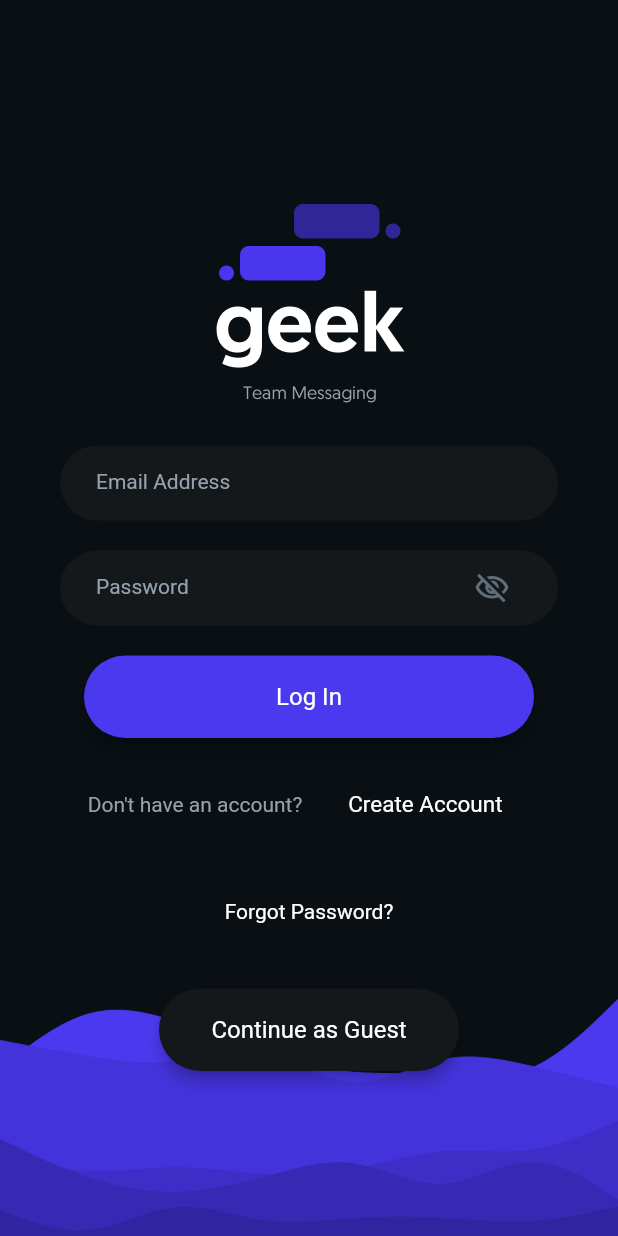
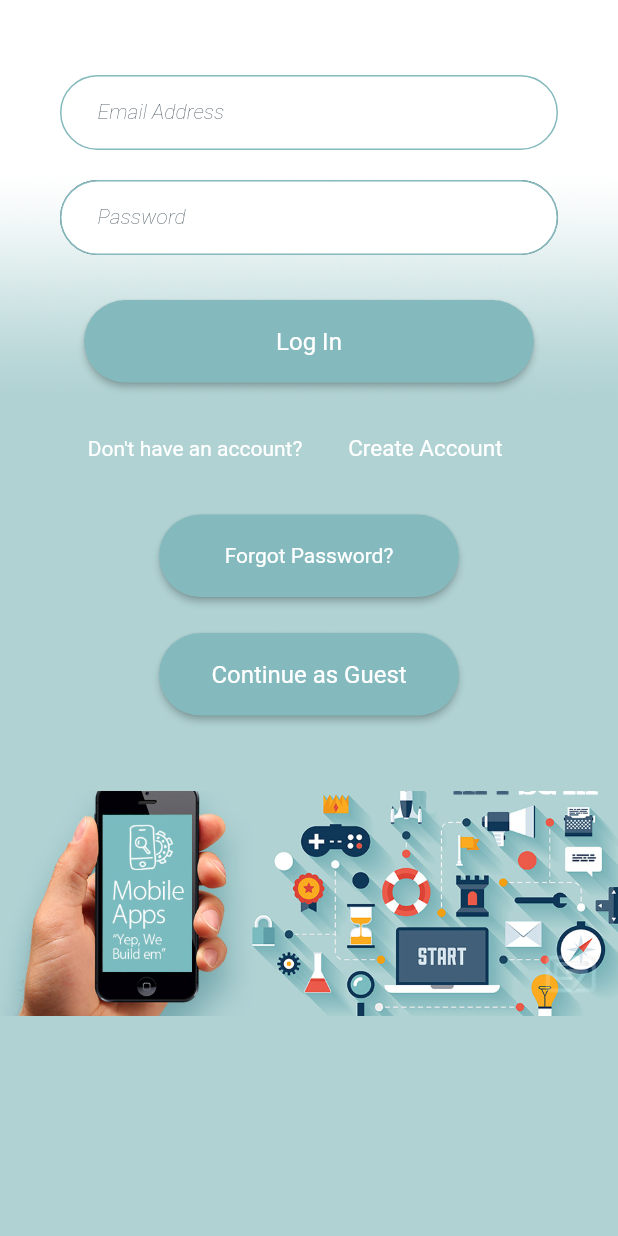
Before and after one commit to morimpre/ffcore, a Flutter app: the screen it shows after launch, on a phone screen of 412 x 824 dp. Run offline on Flutter 3.47's test engine with Material 2 defaults, Android fonts, the phone set to English and light mode, and no system bars; drawn by our look-alikes of auto_size_text; our stand-ins replace built_collection, built_value, cached_network_image, cloud_firestore, firebase_auth, firebase_core and 12 more; missing offline and left inert: dash_chat, mime_type; accounts and stored records are empty; generated files the repository leaves out were written again; Roboto replaces fonts that are missing (Lexend Deca).

Commit message:
Updating to latest FlutterFlow output.

```diff
--- a/lib/change_password/change_password_widget.dart
+++ b/lib/change_password/change_password_widget.dart
@@ -3,6 +3,7 @@ import '../flutter_flow/flutter_flow_theme.dart';
 import '../flutter_flow/flutter_flow_util.dart';
 import '../flutter_flow/flutter_flow_widgets.dart';
 import 'package:flutter/material.dart';
+import 'package:flutter_spinkit/flutter_spinkit.dart';
 import 'package:google_fonts/google_fonts.dart';
 
 class ChangePasswordWidget extends StatefulWidget {
--- a/lib/complete_profile/complete_profile_widget.dart
+++ b/lib/complete_profile/complete_profile_widget.dart
@@ -8,6 +8,7 @@ import '../flutter_flow/upload_media.dart';
 import '../main.dart';
 import 'package:cloud_firestore/cloud_firestore.dart';
 import 'package:flutter/material.dart';
+import 'package:flutter_spinkit/flutter_spinkit.dart';
 import 'package:google_fonts/google_fonts.dart';
 
 class CompleteProfileWidget extends StatefulWidget {
--- a/lib/components/bottom_sheet1_widget.dart
+++ b/lib/components/bottom_sheet1_widget.dart
@@ -2,6 +2,7 @@ import '../flutter_flow/flutter_flow_theme.dart';
 import '../flutter_flow/flutter_flow_util.dart';
 import '../flutter_flow/flutter_flow_widgets.dart';
 import 'package:flutter/material.dart';
+import 'package:flutter_spinkit/flutter_spinkit.dart';
 import 'package:google_fonts/google_fonts.dart';
 
 class BottomSheet1Widget extends StatefulWidget {
--- a/lib/components/bottom_sheet_widget.dart
+++ b/lib/components/bottom_sheet_widget.dart
@@ -2,6 +2,7 @@ import '../flutter_flow/flutter_flow_theme.dart';
 import '../flutter_flow/flutter_flow_util.dart';
 import '../flutter_flow/flutter_flow_widgets.dart';
 import 'package:flutter/material.dart';
+import 'package:flutter_spinkit/flutter_spinkit.dart';
 import 'package:google_fonts/google_fonts.dart';
 
 class BottomSheetWidget extends StatefulWidget {
--- a/lib/components/friend_list_widget.dart
+++ b/lib/components/friend_list_widget.dart
@@ -1,6 +1,7 @@
 import '../flutter_flow/flutter_flow_theme.dart';
 import '../flutter_flow/flutter_flow_util.dart';
 import 'package:flutter/material.dart';
+import 'package:flutter_spinkit/flutter_spinkit.dart';
 import 'package:google_fonts/google_fonts.dart';
 
 class FriendListWidget extends StatefulWidget {
--- a/lib/components/search_bar_widget.dart
+++ b/lib/components/search_bar_widget.dart
@@ -1,6 +1,7 @@
 import '../flutter_flow/flutter_flow_theme.dart';
 import '../flutter_flow/flutter_flow_util.dart';
 import 'package:flutter/material.dart';
+import 'package:flutter_spinkit/flutter_spinkit.dart';
 import 'package:google_fonts/google_fonts.dart';
 
 class SearchBarWidget extends StatefulWidget {
--- a/lib/edit_profile/edit_profile_widget.dart
+++ b/lib/edit_profile/edit_profile_widget.dart
@@ -7,6 +7,7 @@ import '../flutter_flow/flutter_flow_widgets.dart';
 import '../flutter_flow/upload_media.dart';
 import 'package:cloud_firestore/cloud_firestore.dart';
 import 'package:flutter/material.dart';
+import 'package:flutter_spinkit/flutter_spinkit.dart';
 import 'package:google_fonts/google_fonts.dart';
 
 class EditProfileWidget extends StatefulWidget {
@@ -50,8 +51,9 @@ class _EditProfileWidgetState extends State<EditProfileWidget> {
             child: SizedBox(
               width: 50,
               height: 50,
-              child: CircularProgressIndicator(
-                color: FlutterFlowTheme.primaryColor,
+              child: SpinKitThreeBounce(
+                color: Color(0xFF84B9BD),
+                size: 50,
               ),
             ),
           );
--- a/lib/flutter_flow/flutter_flow_theme.dart
+++ b/lib/flutter_flow/flutter_flow_theme.dart
@@ -3,7 +3,7 @@ import 'package:google_fonts/google_fonts.dart';
 
 // ignore: avoid_classes_with_only_static_members
 class FlutterFlowTheme {
-  static const Color primaryColor = Color(0xFF4B39EF);
+  static const Color primaryColor = Color(0xFF84B9BD);
   static const Color secondaryColor = Color(0xFFEE8B60);
   static const Color tertiaryColor = Color(0xFFFFFFFF);
 
--- a/lib/forgot_password/forgot_password_widget.dart
+++ b/lib/forgot_password/forgot_password_widget.dart
@@ -3,6 +3,7 @@ import '../flutter_flow/flutter_flow_theme.dart';
 import '../flutter_flow/flutter_flow_util.dart';
 import '../flutter_flow/flutter_flow_widgets.dart';
 import 'package:flutter/material.dart';
+import 'package:flutter_spinkit/flutter_spinkit.dart';
 import 'package:google_fonts/google_fonts.dart';
 
 class ForgotPasswordWidget extends StatefulWidget {
--- a/lib/login/login_widget.dart
+++ b/lib/login/login_widget.dart
@@ -4,9 +4,8 @@ import '../flutter_flow/flutter_flow_util.dart';
 import '../flutter_flow/flutter_flow_widgets.dart';
 import '../forgot_password/forgot_password_widget.dart';
 import '../main.dart';
-import '../my_friends/my_friends_widget.dart';
-import '../register/register_widget.dart';
 import 'package:flutter/material.dart';
+import 'package:flutter_spinkit/flutter_spinkit.dart';
 import 'package:google_fonts/google_fonts.dart';
 
 class LoginWidget extends StatefulWidget {
@@ -38,8 +37,9 @@ class _LoginWidgetState extends State<LoginWidget> {
   Widget build(BuildContext context) {
     return Scaffold(
       key: scaffoldKey,
-      backgroundColor: FlutterFlowTheme.dark900,
-      body: Align(
+      backgroundColor: FlutterFlowTheme.tertiaryColor,
+      body: SafeArea(
+        child: Align(
           alignment: AlignmentDirectional(-0.14, -0.08),
           child: Container(
             width: double.infinity,
@@ -49,33 +49,27 @@ class _LoginWidgetState extends State<LoginWidget> {
               image: DecorationImage(
                 fit: BoxFit.fitWidth,
                 image: Image.asset(
-                'assets/images/launchScreen@3x.png',
+                  'assets/images/back2.png',
                 ).image,
               ),
             ),
             child: Padding(
-            padding: EdgeInsetsDirectional.fromSTEB(0, 0, 0, 110),
+              padding: EdgeInsetsDirectional.fromSTEB(0, 50, 0, 110),
               child: Column(
                 mainAxisSize: MainAxisSize.max,
                 mainAxisAlignment: MainAxisAlignment.end,
                 children: [
-                Padding(
-                  padding: EdgeInsetsDirectional.fromSTEB(0, 20, 0, 24),
-                  child: Image.asset(
-                    'assets/images/logoGeekMessaging.png',
-                    width: 160,
-                    height: 140,
-                    fit: BoxFit.cover,
-                  ),
-                ),
                   Padding(
                     padding: EdgeInsetsDirectional.fromSTEB(40, 0, 40, 20),
                     child: Container(
                       width: double.infinity,
                       height: 50,
                       decoration: BoxDecoration(
-                      color: FlutterFlowTheme.background,
+                        color: Colors.white,
                         borderRadius: BorderRadius.circular(25),
+                        border: Border.all(
+                          color: Color(0xFF84B9BD),
+                        ),
                       ),
                       child: Padding(
                         padding: EdgeInsetsDirectional.fromSTEB(12, 0, 20, 0),
@@ -86,11 +80,16 @@ class _LoginWidgetState extends State<LoginWidget> {
                             labelText: 'Email Address',
                             labelStyle: FlutterFlowTheme.bodyText1.override(
                               fontFamily: 'Lexend Deca',
+                              color: Color(0xFF45545E),
+                              fontWeight: FontWeight.w100,
+                              fontStyle: FontStyle.italic,
                             ),
                             hintText: 'Email Address',
                             hintStyle: FlutterFlowTheme.bodyText1.override(
                               fontFamily: 'Lexend Deca',
-                            color: FlutterFlowTheme.tertiaryColor,
+                              color: Color(0xFF45545E),
+                              fontWeight: FontWeight.w100,
+                              fontStyle: FontStyle.italic,
                             ),
                             enabledBorder: OutlineInputBorder(
                               borderSide: BorderSide(
@@ -115,7 +114,9 @@ class _LoginWidgetState extends State<LoginWidget> {
                           ),
                           style: FlutterFlowTheme.bodyText1.override(
                             fontFamily: 'Lexend Deca',
-                          color: FlutterFlowTheme.tertiaryColor,
+                            color: Color(0xFF45545E),
+                            fontWeight: FontWeight.w100,
+                            fontStyle: FontStyle.italic,
                           ),
                           keyboardType: TextInputType.emailAddress,
                         ),
@@ -128,8 +129,16 @@ class _LoginWidgetState extends State<LoginWidget> {
                       width: double.infinity,
                       height: 50,
                       decoration: BoxDecoration(
-                      color: FlutterFlowTheme.background,
+                        color: Colors.white,
+                        boxShadow: [
+                          BoxShadow(
+                            color: Color(0xFF45545E),
+                          )
+                        ],
                         borderRadius: BorderRadius.circular(25),
+                        border: Border.all(
+                          color: Color(0xFF84B9BD),
+                        ),
                       ),
                       child: Padding(
                         padding: EdgeInsetsDirectional.fromSTEB(12, 0, 20, 0),
@@ -140,11 +149,16 @@ class _LoginWidgetState extends State<LoginWidget> {
                             labelText: 'Password',
                             labelStyle: FlutterFlowTheme.bodyText1.override(
                               fontFamily: 'Lexend Deca',
+                              color: Color(0xFF45545E),
+                              fontWeight: FontWeight.w100,
+                              fontStyle: FontStyle.italic,
                             ),
                             hintText: 'Password',
                             hintStyle: FlutterFlowTheme.bodyText1.override(
                               fontFamily: 'Lexend Deca',
-                            color: FlutterFlowTheme.tertiaryColor,
+                              color: Color(0xFF45545E),
+                              fontWeight: FontWeight.w100,
+                              fontStyle: FontStyle.italic,
                             ),
                             enabledBorder: OutlineInputBorder(
                               borderSide: BorderSide(
@@ -174,20 +188,24 @@ class _LoginWidgetState extends State<LoginWidget> {
                                 passwordVisibility
                                     ? Icons.visibility_outlined
                                     : Icons.visibility_off_outlined,
-                              color: FlutterFlowTheme.grayDark,
+                                color: Colors.white,
                                 size: 24,
                               ),
                             ),
                           ),
                           style: FlutterFlowTheme.bodyText1.override(
                             fontFamily: 'Lexend Deca',
-                          color: FlutterFlowTheme.tertiaryColor,
+                            color: Color(0xFF45545E),
+                            fontWeight: FontWeight.w100,
+                            fontStyle: FontStyle.italic,
                           ),
                         ),
                       ),
                     ),
                   ),
-                FFButtonWidget(
+                  Padding(
+                    padding: EdgeInsetsDirectional.fromSTEB(0, 10, 0, 0),
+                    child: FFButtonWidget(
                       onPressed: () async {
                         setState(() => _loadingButton1 = true);
                         try {
@@ -215,11 +233,11 @@ class _LoginWidgetState extends State<LoginWidget> {
                       options: FFButtonOptions(
                         width: 300,
                         height: 55,
-                    color: FlutterFlowTheme.primaryColor,
+                        color: Color(0xFF84B9BD),
                         textStyle: FlutterFlowTheme.subtitle2.override(
                           fontFamily: 'Lexend Deca',
                         ),
-                    elevation: 4,
+                        elevation: 2,
                         borderSide: BorderSide(
                           color: Colors.transparent,
                           width: 2,
@@ -227,6 +245,7 @@ class _LoginWidgetState extends State<LoginWidget> {
                         borderRadius: 30,
                       ),
                       loading: _loadingButton1,
+                    ),
                   ),
                   Padding(
                     padding: EdgeInsetsDirectional.fromSTEB(0, 24, 0, 0),
@@ -240,25 +259,13 @@ class _LoginWidgetState extends State<LoginWidget> {
                             'Don\'t have an account?',
                             style: FlutterFlowTheme.bodyText1.override(
                               fontFamily: 'Lexend Deca',
+                              color: Colors.white,
                             ),
                           ),
                         ),
                         FFButtonWidget(
-                        onPressed: () async {
-                          setState(() => _loadingButton2 = true);
-                          try {
-                            await Navigator.push(
-                              context,
-                              PageTransition(
-                                type: PageTransitionType.fade,
-                                duration: Duration(milliseconds: 150),
-                                reverseDuration: Duration(milliseconds: 150),
-                                child: RegisterWidget(),
-                              ),
-                            );
-                          } finally {
-                            setState(() => _loadingButton2 = false);
-                          }
+                          onPressed: () {
+                            print('Button pressed ...');
                           },
                           text: 'Create Account',
                           options: FFButtonOptions(
@@ -301,12 +308,12 @@ class _LoginWidgetState extends State<LoginWidget> {
                       options: FFButtonOptions(
                         width: 200,
                         height: 55,
-                      color: FlutterFlowTheme.dark900,
+                        color: Color(0xFF84B9BD),
                         textStyle: FlutterFlowTheme.bodyText1.override(
                           fontFamily: 'Lexend Deca',
                           color: FlutterFlowTheme.tertiaryColor,
                         ),
-                      elevation: 0,
+                        elevation: 2,
                         borderSide: BorderSide(
                           color: Colors.transparent,
                           width: 2,
@@ -332,7 +339,7 @@ class _LoginWidgetState extends State<LoginWidget> {
                               type: PageTransitionType.bottomToTop,
                               duration: Duration(milliseconds: 250),
                               reverseDuration: Duration(milliseconds: 250),
-                            child: MyFriendsWidget(),
+                              child: NavBarPage(initialPage: 'MyFriends'),
                             ),
                           );
                         } finally {
@@ -343,11 +350,11 @@ class _LoginWidgetState extends State<LoginWidget> {
                       options: FFButtonOptions(
                         width: 200,
                         height: 55,
-                      color: FlutterFlowTheme.background,
+                        color: Color(0xFF84B9BD),
                         textStyle: FlutterFlowTheme.subtitle2.override(
                           fontFamily: 'Lexend Deca',
                         ),
-                      elevation: 4,
+                        elevation: 2,
                         borderSide: BorderSide(
                           color: Colors.transparent,
                           width: 2,
@@ -356,8 +363,18 @@ class _LoginWidgetState extends State<LoginWidget> {
                       ),
                       loading: _loadingButton4,
                     ),
+                  ),
+                  Padding(
+                    padding: EdgeInsetsDirectional.fromSTEB(0, 50, 0, 50),
+                    child: Image.asset(
+                      'assets/images/logo2.png',
+                      width: 800,
+                      height: 150,
+                      fit: BoxFit.fitWidth,
+                    ),
                   )
                 ],
+              ),
             ),
           ),
         ),
--- a/pubspec.yaml
+++ b/pubspec.yaml
@@ -34,6 +34,7 @@ dependencies:
   firebase_auth: ^3.0.1
   firebase_core: ^1.4.0
   firebase_storage: ^10.0.1
+  flutter_spinkit: ^4.1.2+1
   font_awesome_flutter:
   geolocator: 7.6.2
   google_fonts: ^2.1.0
```
Also changed, not shown: lib/chat_details/chat_details_widget.dart (+7 -4 lines), lib/chat_main/chat_main_widget.dart (+9 -6 lines), lib/main.dart (+28 -3 lines), lib/my_friends/my_friends_widget.dart (+17 -9 lines), lib/my_profile/my_profile_widget.dart (+7 -4 lines), lib/register/register_widget.dart (deleted, +0 -370 lines), assets/images/back2.png (added), assets/images/logo2.png (added), assets/images/logoGeekMessaging.png (deleted), 6 other files. Lines whose indentation alone changed are shown as unchanged.
